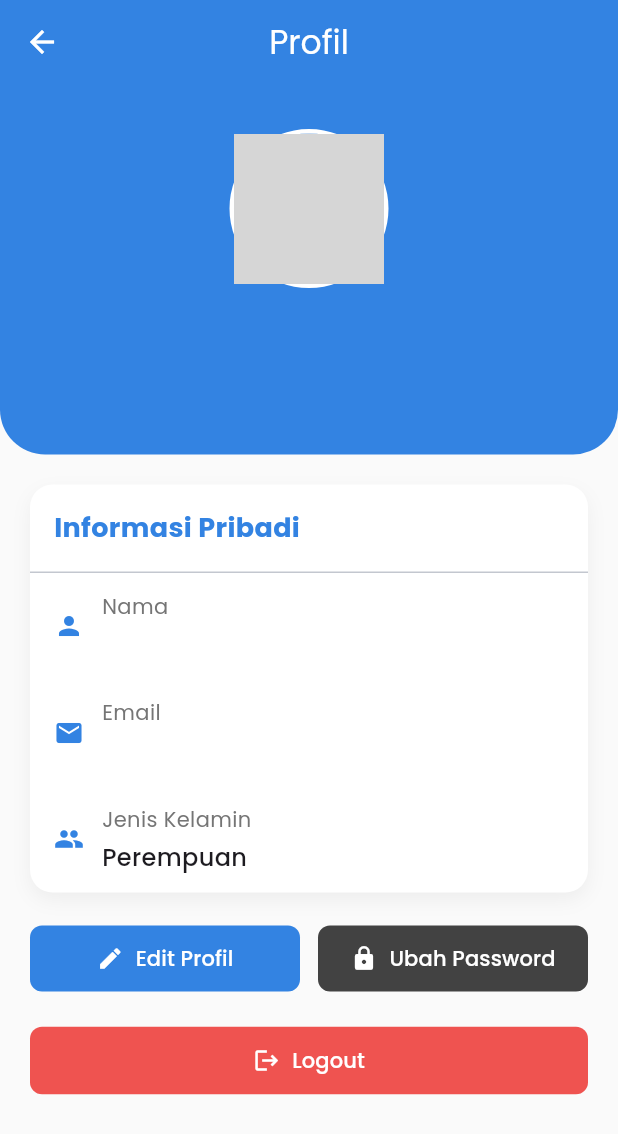
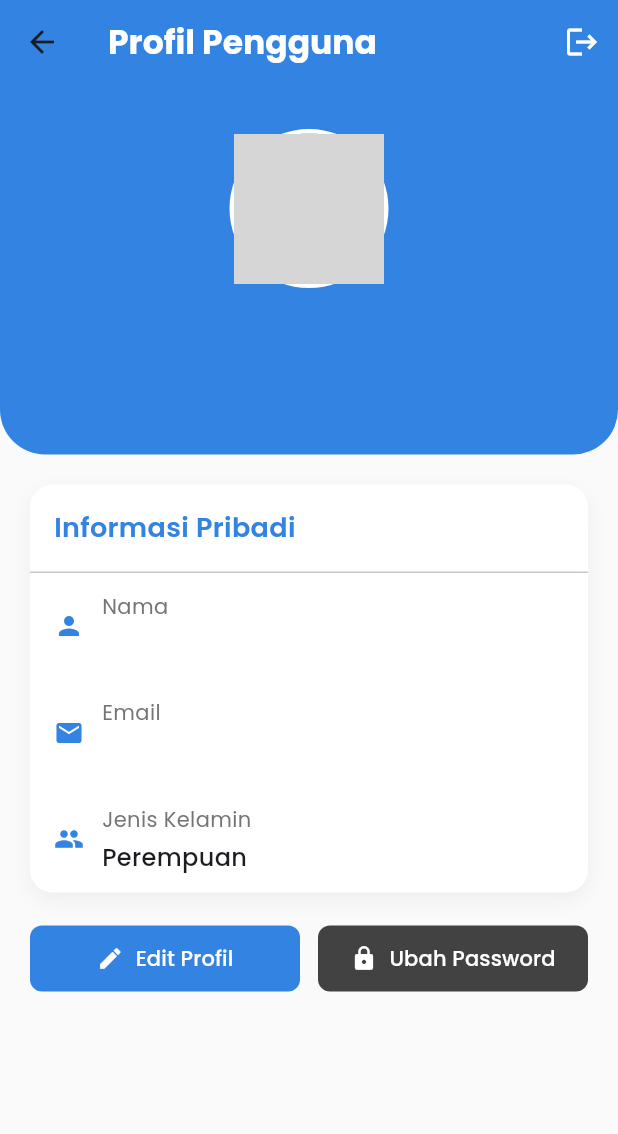
Before and after one commit to NaufalR12/PA-Mobile, a Flutter app: the ProfileScreen screen opened directly, on a phone screen of 412 x 824 dp. Shown: the top 1134 px of the screen. Run offline on Flutter 3.47's test engine with Material 3 defaults, Android fonts, the phone set to English and light mode, and no system bars; our stand-ins replace cached_network_image, flutter_map, flutter_secure_storage, geolocator, google_fonts, image_picker and 2 more; missing offline and left inert: flutter_polyline_points; accounts and stored records are empty; network calls fail; grey boxes are pictures that could not be loaded.

```diff
--- a/mobile_app/lib/screens/profile_screen.dart
+++ b/mobile_app/lib/screens/profile_screen.dart
@@ -222,10 +222,30 @@ class _ProfileScreenState extends State<ProfileScreen> {
     return Scaffold(
       backgroundColor: Colors.grey[50],
       appBar: AppBar(
-        title: const Text('Profil'),
         backgroundColor: const Color(0xFF3383E2),
-        foregroundColor: Colors.white,
         elevation: 0,
+        title: Align(
+          alignment: Alignment.centerLeft,
+          child: const Text(
+            'Profil Pengguna',
+            style: TextStyle(fontWeight: FontWeight.bold, color: Colors.white),
+          ),
+        ),
+        actions: [
+          IconButton(
+            icon: const Icon(Icons.logout, color: Colors.white),
+            onPressed: () async {
+              final authProvider =
+                  Provider.of<AuthProvider>(context, listen: false);
+              await authProvider.logout();
+              if (context.mounted) {
+                Navigator.of(context).pushReplacement(
+                  MaterialPageRoute(builder: (context) => const LoginScreen()),
+                );
+              }
+            },
+          ),
+        ],
       ),
       body: SingleChildScrollView(
         child: Column(
@@ -248,7 +268,7 @@ class _ProfileScreenState extends State<ProfileScreen> {
                     user?.name ?? 'Pengguna',
                     style: const TextStyle(
                       fontSize: 24,
-                      fontWeight: FontWeight.bold,
+                      fontWeight: FontWeight.w600,
                       color: Colors.white,
                     ),
                   ),
@@ -257,6 +277,7 @@ class _ProfileScreenState extends State<ProfileScreen> {
                     user?.email ?? '',
                     style: const TextStyle(
                       fontSize: 16,
+                      fontWeight: FontWeight.w400,
                       color: Colors.white70,
                     ),
                   ),
@@ -322,28 +343,6 @@ class _ProfileScreenState extends State<ProfileScreen> {
                           ),
                         ],
                       ),
-                      const SizedBox(height: 20),
-                      ElevatedButton.icon(
-                        onPressed: () async {
-                          final authProvider =
-                              Provider.of<AuthProvider>(context, listen: false);
-                          await authProvider.logout();
-                          if (context.mounted) {
-                            Navigator.of(context).pushReplacement(
-                              MaterialPageRoute(
-                                  builder: (context) => const LoginScreen()),
-                            );
-                          }
-                        },
-                        icon: const Icon(Icons.logout),
-                        label: const Text('Logout'),
-                        style: ElevatedButton.styleFrom(
-                          backgroundColor: Colors.red[400],
-                          foregroundColor: Colors.white,
-                          padding: const EdgeInsets.symmetric(vertical: 12),
-                          minimumSize: const Size(double.infinity, 45),
-                        ),
-                      ),
                     ] else if (_isEditing) ...[
                       _buildEditForm(),
                     ] else if (_isChangingPassword) ...[
@@ -381,7 +380,7 @@ class _ProfileScreenState extends State<ProfileScreen> {
               title,
               style: const TextStyle(
                 fontSize: 18,
-                fontWeight: FontWeight.bold,
+                fontWeight: FontWeight.w600,
                 color: Color(0xFF3383E2),
               ),
             ),
@@ -408,6 +407,7 @@ class _ProfileScreenState extends State<ProfileScreen> {
                   label,
                   style: TextStyle(
                     fontSize: 14,
+                    fontWeight: FontWeight.w400,
                     color: Colors.grey[600],
                   ),
                 ),
```
